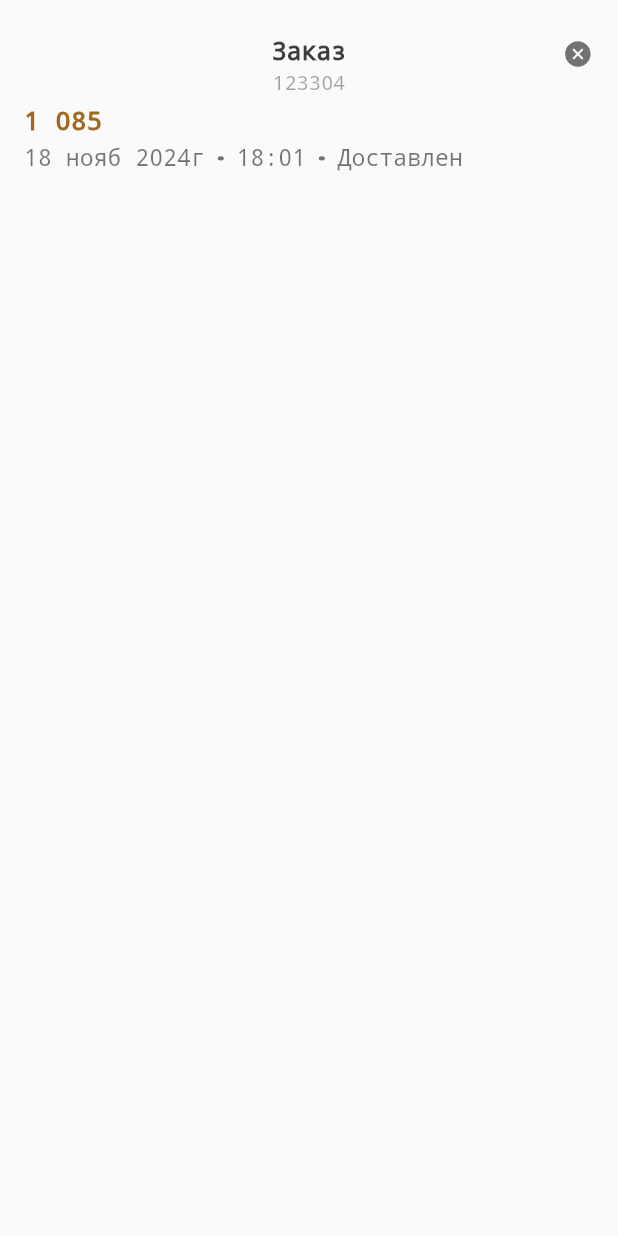
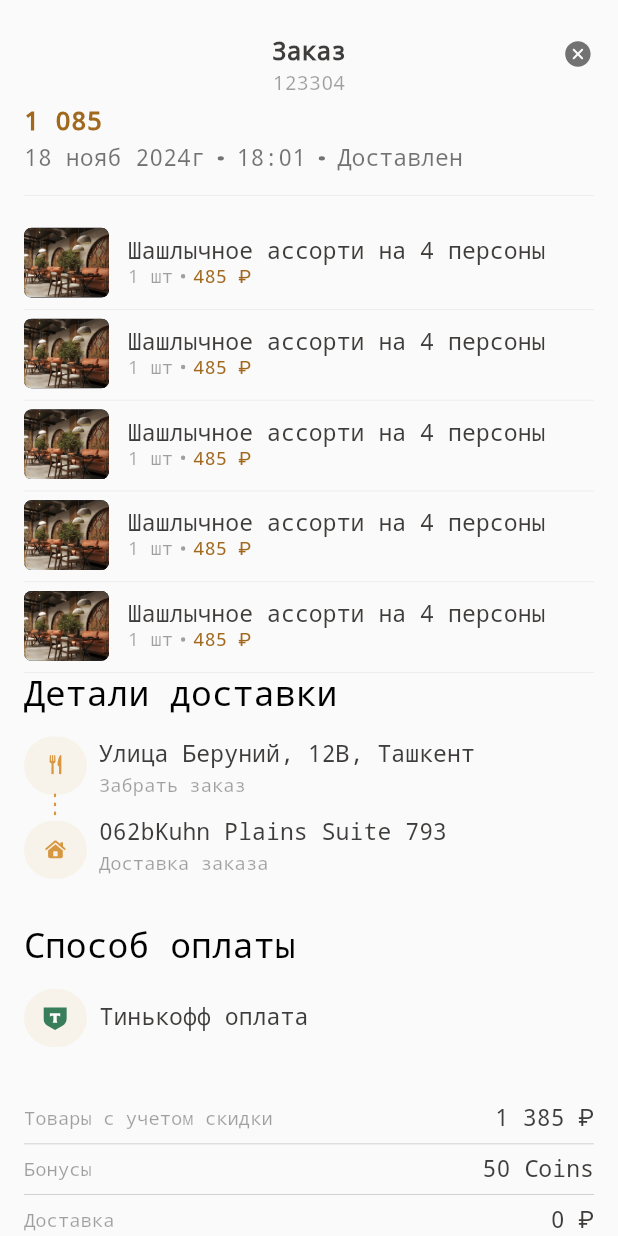
Before and after one commit to UlugbekDevAll/Tashkent_City_Resturant, a Flutter app: the HistoryAboutPage screen opened directly, on a phone screen of 412 x 824 dp. Run offline on Flutter 3.47's test engine with Material 3 defaults, Android fonts, the phone set to English and light mode, and no system bars; our stand-ins replace animated_toggle_switch, auto_size_text, blur, flutter_riverpod, flutter_screenutil, flutter_svg and 5 more; missing offline and left inert: dart:ffi, yandex_mapkit; accounts and stored records are empty; network calls fail; project files that could hold a hidden picture were left out.

Commit message:
add history item

```diff
--- a/lib/pages/profile/history/history_about_page.dart
+++ b/lib/pages/profile/history/history_about_page.dart
@@ -1,10 +1,11 @@
-
-
 import 'package:flutter/cupertino.dart';
 import 'package:flutter/material.dart';
 import 'package:flutter_screenutil/flutter_screenutil.dart';
 import 'package:flutter_svg/svg.dart';
 import 'package:tashkentcityresturant/main.dart';
+import 'package:tashkentcityresturant/pages/profile/history/widget/detail_delivery.dart';
+import 'package:tashkentcityresturant/pages/profile/history/widget/history_food.dart';
+import 'package:tashkentcityresturant/pages/profile/history/widget/pay_item.dart';
 import 'package:tashkentcityresturant/pages/profile/widget/top_bar_widget.dart';
 
 class HistoryAboutPage extends StatefulWidget {
@@ -18,39 +19,140 @@ class _HistoryAboutPageState extends State<HistoryAboutPage> {
   @override
   Widget build(BuildContext context) {
     return CupertinoPageScaffold(
+        child: SingleChildScrollView(
           child: Column(
                 children: [
           TopBarWidget(title: "Заказ"),
-            Text("123304",style: TextStyle(color: Color.fromRGBO(23, 23, 23, 0.4),fontSize: 14.sp,fontWeight: FontWeight.w400,decoration: TextDecoration.none),),
+
+          Text(
+            "123304",
+            style: TextStyle(
+                color: Color.fromRGBO(23, 23, 23, 0.4),
+                fontSize: 14.sp,
+                fontWeight: FontWeight.w400,
+                decoration: TextDecoration.none),
+          ),
           Padding(
             padding: const EdgeInsets.symmetric(horizontal: 16.0),
             child: Column(
               mainAxisAlignment: MainAxisAlignment.start,
               crossAxisAlignment: CrossAxisAlignment.start,
               children: [
-                  SizedBox(height: 8.h,),
-                  Text("1 085",style: TextStyle(color: Color.fromRGBO(161, 105, 30, 1),fontSize: 18.sp,fontWeight: FontWeight.w700,decoration: TextDecoration.none)),
-
-                  SizedBox(height: 6.h,),
+                SizedBox(
+                  height: 8.h,
+                ),
+                Text("1 085",
+                    style: TextStyle(
+                        color: Color.fromRGBO(161, 105, 30, 1),
+                        fontSize: 18.sp,
+                        fontWeight: FontWeight.w700,
+                        decoration: TextDecoration.none)),
+                SizedBox(
+                  height: 6.h,
+                ),
                 Row(
                   children: [
-                      Text("18 нояб 2024г",style: TextStyle(color: Color.fromRGBO(23, 23, 23, 0.6),fontSize: 16.sp,fontWeight: FontWeight.w400,decoration: TextDecoration.none),),
+                    Text(
+                      "18 нояб 2024г",
+                      style: TextStyle(
+                          color: Color.fromRGBO(23, 23, 23, 0.6),
+                          fontSize: 16.sp,
+                          fontWeight: FontWeight.w400,
+                          decoration: TextDecoration.none),
+                    ),
                     SizedBox(width: 8.w),
-                      SvgPicture.asset('assets/my_icons/dot_ic.svg',color: Color.fromRGBO(23, 23, 23, 0.6),width: 4.w,height: 4.h,fit: BoxFit.fill,),
+                    SvgPicture.asset(
+                      'assets/my_icons/dot_ic.svg',
+                      color: Color.fromRGBO(23, 23, 23, 0.6),
+                      width: 4.w,
+                      height: 4.h,
+                      fit: BoxFit.fill,
+                    ),
                     SizedBox(width: 8.w),
-                      Text("18:01",style: TextStyle(color: Color.fromRGBO(23, 23, 23, 0.6),fontSize: 16.sp,fontWeight: FontWeight.w400,decoration: TextDecoration.none),),
+                    Text(
+                      "18:01",
+                      style: TextStyle(
+                          color: Color.fromRGBO(23, 23, 23, 0.6),
+                          fontSize: 16.sp,
+                          fontWeight: FontWeight.w400,
+                          decoration: TextDecoration.none),
+                    ),
                     SizedBox(width: 8.w),
-                      SvgPicture.asset('assets/my_icons/dot_ic.svg',color: Color.fromRGBO(23, 23, 23, 0.6),width: 4.w,height: 4.h,fit: BoxFit.fill,),
+                    SvgPicture.asset(
+                      'assets/my_icons/dot_ic.svg',
+                      color: Color.fromRGBO(23, 23, 23, 0.6),
+                      width: 4.w,
+                      height: 4.h,
+                      fit: BoxFit.fill,
+                    ),
                     SizedBox(width: 8.w),
-                      Text("Доставлен",style: TextStyle(color: Color.fromRGBO(23, 23, 23, 0.6),fontSize: 16.sp,fontWeight: FontWeight.w400,decoration: TextDecoration.none),),
+                    Text(
+                      "Доставлен",
+                      style: TextStyle(
+                          color: Color.fromRGBO(23, 23, 23, 0.6),
+                          fontSize: 16.sp,
+                          fontWeight: FontWeight.w400,
+                          decoration: TextDecoration.none),
+                    ),
+                  ],
+                ),
+                SizedBox(
+                  height: 16.h,
+                ),
+                Container(
+                  width: 1.sw,
+                  height: 0.4.h,
+                  color: Color.fromRGBO(23, 23, 23, 0.1),
+                ),
+                SizedBox(height: 16.h,),
+                ListView.builder(
+                    scrollDirection: Axis.vertical,
+                    itemCount: 5,
+                    shrinkWrap: true,
+                    physics: ClampingScrollPhysics(),
+                    itemBuilder: (context, index) {
+                      return HistoryFood();
+                    }
+                ),
 
+                Text("Детали доставки",style: TextStyle(color: Colors.black,fontWeight: FontWeight.w400,fontSize: 24.sp,decoration: TextDecoration.none),),
+                SizedBox(height: 16.h,),
+                DetailDelivery(),
+                SizedBox(height: 32.h,),
+                Text("Способ оплаты",style: TextStyle(color: Colors.black,fontWeight: FontWeight.w400,fontSize: 24.sp,decoration: TextDecoration.none),),
+                SizedBox(height: 16.h,),
+                Row(
+                  children: [
+                    Container(
+                      width: 40.w,
+                      height: 40.h,
+                      decoration: BoxDecoration(
+                          color: Color.fromRGBO(247, 243, 235, 1),
+                          borderRadius: BorderRadius.circular(73)
+                      ),
+                      child: Center(
+                        child: SvgPicture.asset('assets/my_icons/bank_ic.svg'),
+                      ),
+                    ),
+                    SizedBox(width: 8.w,),
+                    Column(
+                      children: [
+                        Text("Тинькофф оплата",style: TextStyle(color: Color.fromRGBO(63, 61, 60, 1),fontWeight: FontWeight.w400,fontSize: 16.sp,decoration: TextDecoration.none),)
                       ],
                     )
                   ],
                 ),
+                SizedBox(height: 32.h,),
+                PayItem(title: "Товары с учетом скидки", description: "1 385 ₽"),
+                PayItem(title: "Бонусы", description: "50 Coins"),
+                PayItem(title: "Доставка", description: "0 ₽"),
+                SizedBox(height: 61.h)
+              ],
             ),
+          ),
+
                 ],
-        )
-    );
+              ),
+        ));
   }
 }
--- /dev/null
+++ b/lib/pages/profile/history/widget/detail_delivery.dart
@@ -0,0 +1,105 @@
+
+
+import 'package:flutter/material.dart';
+import 'package:flutter_screenutil/flutter_screenutil.dart';
+import 'package:flutter_svg/flutter_svg.dart';
+import 'package:tashkentcityresturant/main.dart';
+
+class DetailDelivery extends StatefulWidget {
+  const DetailDelivery({super.key});
+
+  @override
+  State<DetailDelivery> createState() => _DetailDeliveryState();
+}
+
+class _DetailDeliveryState extends State<DetailDelivery> {
+  @override
+  Widget build(BuildContext context) {
+    return Row(
+      children: [
+        Column(
+          children: [
+            Container(
+              width: 40.w,
+              height: 40.h,
+              decoration: BoxDecoration(
+                color: Color.fromRGBO(247, 243, 235, 1),
+                borderRadius: BorderRadius.circular(73)
+              ),
+              child: Center(
+                child: SvgPicture.asset('assets/my_icons/food_ic.svg'),
+              ),
+            ),
+            Container(
+              width: 0.6,
+              height: 18.h,
+              child: CustomPaint(
+                painter: DashedLinePainter(),
+              ),
+              // decoration: BoxDecoration(
+              //   border: Border(
+              //     left: BorderSide(
+              //       color: Colors.black, // qora rang
+              //       width: 2.0, // chiziqning qalinligi
+              //     ),
+              //   ),
+              // ),
+            ),
+            Container(
+              width: 40.w,
+              height: 40.h,
+              decoration: BoxDecoration(
+                  color: Color.fromRGBO(247, 243, 235, 1),
+                  borderRadius: BorderRadius.circular(73)
+              ),
+              child: Center(
+                child: SvgPicture.asset('assets/my_icons/food_home_ic.svg'),
+              ),
+            ),
+          ],
+        ),
+        Padding(
+          padding: const EdgeInsets.only(left: 8.0),
+          child: Column(
+            mainAxisAlignment: MainAxisAlignment.start,
+            crossAxisAlignment: CrossAxisAlignment.start,
+            children: [
+              Text("Улица Беруний, 12В, Ташкент",style: TextStyle(color: Color.fromRGBO(63, 61, 60, 1),fontSize: 16.sp,fontWeight: FontWeight.w400,decoration: TextDecoration.none),),
+              SizedBox(height: 4.h,),
+              Text("Забрать заказ",style: TextStyle(color: Color.fromRGBO(23, 23, 23, 0.4),fontSize: 13.sp,fontWeight: FontWeight.w400,decoration: TextDecoration.none),),
+              SizedBox(height: 16.h,),
+              Text("062bKuhn Plains Suite 793",style: TextStyle(color: Color.fromRGBO(63, 61, 60, 1),fontSize: 16.sp,fontWeight: FontWeight.w400,decoration: TextDecoration.none),),
+              SizedBox(height: 4.h,),
+              Text("Доставка заказа",style: TextStyle(color: Color.fromRGBO(23, 23, 23, 0.4),fontSize: 13.sp,fontWeight: FontWeight.w400,decoration: TextDecoration.none),),
+            ],
+          ),
+        )
+      ],
+    );
+  }
+}
+
+class DashedLinePainter extends CustomPainter {
+  @override
+  void paint(Canvas canvas, Size size) {
+    Paint paint = Paint()
+      ..color = Color.fromRGBO(216, 152, 65, 1)
+      ..style = PaintingStyle.stroke
+      ..strokeWidth = 1.5
+      ..strokeCap = StrokeCap.round;
+
+    double dashWidth = 1.0;
+    double dashSpace = 5.0;
+    double startX = 0;
+
+    while (startX < size.height) {
+      canvas.drawLine(Offset(0, startX), Offset(0, startX + dashWidth), paint);
+      startX += dashWidth + dashSpace;
+    }
+  }
+
+  @override
+  bool shouldRepaint(covariant CustomPainter oldDelegate) {
+    return false;
+  }
+}
--- /dev/null
+++ b/lib/pages/profile/history/widget/history_food.dart
@@ -0,0 +1,62 @@
+
+
+import 'package:flutter/material.dart';
+import 'package:flutter_screenutil/flutter_screenutil.dart';
+import 'package:flutter_svg/flutter_svg.dart';
+import 'package:tashkentcityresturant/main.dart';
+
+class HistoryFood extends StatefulWidget {
+  const HistoryFood({super.key});
+
+  @override
+  State<HistoryFood> createState() => _HistoryFoodState();
+}
+
+class _HistoryFoodState extends State<HistoryFood> {
+  @override
+  Widget build(BuildContext context) {
+    return Container(
+      margin: EdgeInsets.only(top: 6.0),
+      child: Column(
+        children: [
+          Row(
+            children: [
+              Container(
+                width: 54.w,
+                height: 48.h,
+                decoration: BoxDecoration(
+                  color: Colors.black,
+                  borderRadius: BorderRadius.circular(5)
+                ),
+                child: ClipRRect(borderRadius:BorderRadius.circular(5),child: Image.asset('assets/images/stories_img_bg.png',fit: BoxFit.cover,)),
+              ),
+              SizedBox(width: 12.w,),
+              Column(
+                mainAxisAlignment: MainAxisAlignment.start,
+                crossAxisAlignment: CrossAxisAlignment.start,
+                children: [
+                  Text("Шашлычное ассорти на 4 персоны",style: TextStyle(color: Color.fromRGBO(63, 61, 60, 1),fontSize: 16.sp,fontWeight: FontWeight.w400,decoration: TextDecoration.none),),
+                  Row(
+                    children: [
+                      Text("1 шт",style: TextStyle(color: Color.fromRGBO(23, 23, 23, 0.4),fontWeight: FontWeight.w400,fontSize: 13.sp,decoration: TextDecoration.none),),
+                      SizedBox(width: 5.w,),
+                      SvgPicture.asset('assets/my_icons/dot_ic.svg',color: Color.fromRGBO(23, 23, 23, 0.4),),
+                      SizedBox(width: 5.w,),
+                      Text("485 ₽",style: TextStyle(color: Color.fromRGBO(161, 105, 30, 1),fontSize: 13.sp,fontWeight: FontWeight.w400,decoration: TextDecoration.none),)
+                    ],
+                  )
+                ],
+              )
+            ],
+          ),
+          SizedBox(height: 8.h),
+          Container(
+            width: 1.sw,
+            height: 0.4.h,
+            color: Color.fromRGBO(23, 23, 23, 0.1),
+          ),
+        ],
+      ),
+    );
+  }
+}
--- /dev/null
+++ b/lib/pages/profile/history/widget/pay_item.dart
@@ -0,0 +1,36 @@
+import 'package:flutter/material.dart';
+import 'package:flutter_screenutil/flutter_screenutil.dart';
+import 'package:tashkentcityresturant/main.dart';
+
+class PayItem extends StatefulWidget {
+  final String title;
+  final String description;
+  const PayItem({super.key, required this.title, required this.description});
+
+  @override
+  State<PayItem> createState() => _PayItemState();
+}
+
+class _PayItemState extends State<PayItem> {
+  @override
+  Widget build(BuildContext context) {
+    return Column(
+      children: [
+        SizedBox(height: 8.h,),
+        Row(
+          children: [
+            Text(widget.title,style: TextStyle(color: Color.fromRGBO(23, 23, 23, 0.4),fontSize: 13.sp,fontWeight: FontWeight.w400,decoration: TextDecoration.none),),
+            Spacer(),
+            Text(widget.description,style: TextStyle(color: Color.fromRGBO(63, 61, 60, 1),fontSize: 16.sp,fontWeight: FontWeight.w400,decoration: TextDecoration.none),),
+          ],
+        ),
+        SizedBox(height: 8.h,),
+        Container(
+          width: 1.sw,
+          height: 0.4,
+          color: Color.fromRGBO(23, 23, 23, 0.3),
+        )
+      ],
+    );
+  }
+}
```
Also changed, not shown: assets/my_icons/bank_ic.svg (added), assets/my_icons/food_home_ic.svg (added), assets/my_icons/food_ic.svg (added). Lines whose indentation alone changed are shown as unchanged.
